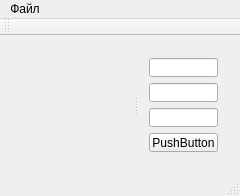
Above: mainwindow.ui from RGMResearcher/RGMResearcher before the change. Below: the same form after it.
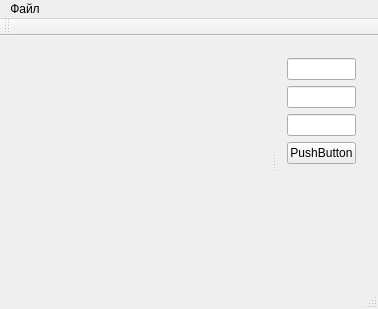
That is the form after the change. Custom widgets are drawn as their Qt base class.

The edit to the form file:
```diff
--- a/mainwindow.ui
+++ b/mainwindow.ui
@@ -6,8 +6,8 @@
    <rect>
     <x>0</x>
     <y>0</y>
-    <width>240</width>
-    <height>196</height>
+    <width>378</width>
+    <height>309</height>
    </rect>
   </property>
   <property name="minimumSize">
@@ -120,8 +120,8 @@
     <rect>
      <x>0</x>
      <y>0</y>
-     <width>240</width>
-     <height>21</height>
+     <width>378</width>
+     <height>20</height>
     </rect>
    </property>
    <widget class="QMenu" name="menu">
```
